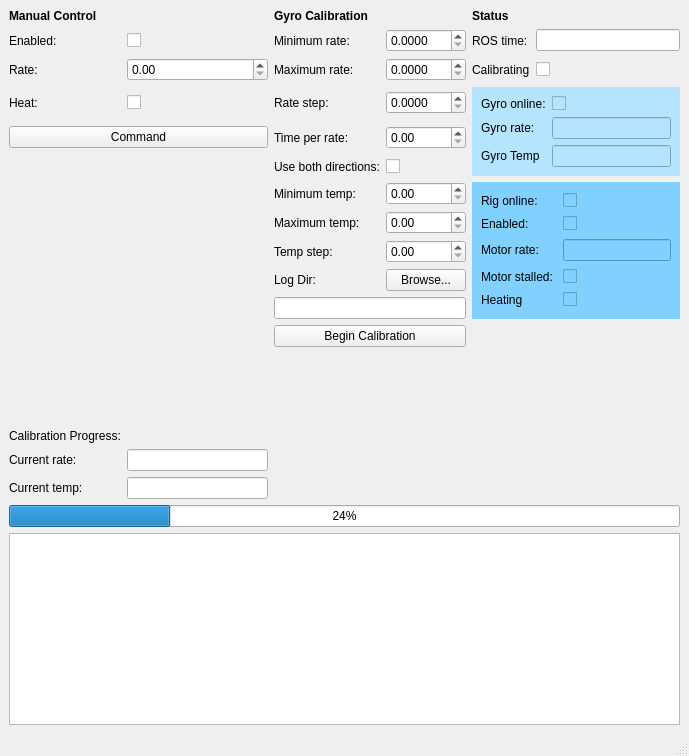
Above: gyro_cal_gui/src/rig_gui.ui from osu-uwrt/gyro_cal_rig before the change. Below: the same form after it.
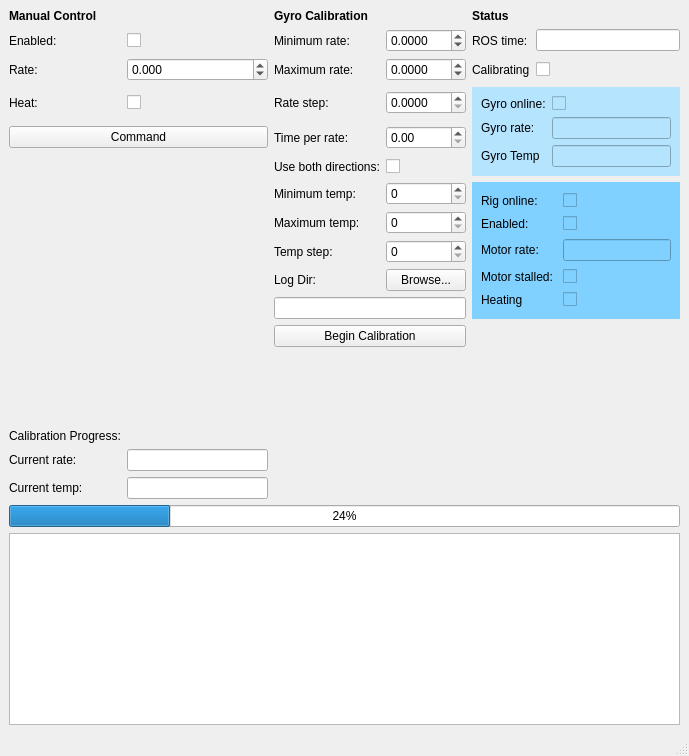
That is the form after the change.

The edit to the form file:
```diff
--- a/gyro_cal_gui/src/rig_gui.ui
+++ b/gyro_cal_gui/src/rig_gui.ui
@@ -57,7 +57,17 @@
      </widget>
     </item>
     <item row="2" column="1">
-     <widget class="QDoubleSpinBox" name="uiRigManualRate"/>
+     <widget class="QDoubleSpinBox" name="uiRigManualRate">
+      <property name="decimals">
+       <number>3</number>
+      </property>
+      <property name="minimum">
+       <double>-1.000000000000000</double>
+      </property>
+      <property name="maximum">
+       <double>1.000000000000000</double>
+      </property>
+     </widget>
     </item>
     <item row="11" column="2" colspan="2">
      <widget class="QPushButton" name="uiRigStartCal">
@@ -85,6 +95,9 @@
       <property name="decimals">
        <number>4</number>
       </property>
+      <property name="minimum">
+       <double>-1.000000000000000</double>
+      </property>
       <property name="maximum">
        <double>1.000000000000000</double>
       </property>
@@ -161,14 +174,14 @@
       </property>
      </widget>
     </item>
-    <item row="8" column="3">
-     <widget class="QDoubleSpinBox" name="uiRigTempStep"/>
-    </item>
     <item row="2" column="3">
      <widget class="QDoubleSpinBox" name="uiRigMaxRate">
       <property name="decimals">
        <number>4</number>
       </property>
+      <property name="minimum">
+       <double>-1.000000000000000</double>
+      </property>
       <property name="maximum">
        <double>1.000000000000000</double>
       </property>
@@ -278,9 +291,6 @@
       </property>
      </widget>
     </item>
-    <item row="6" column="3">
-     <widget class="QDoubleSpinBox" name="uiRigMinTemp"/>
-    </item>
     <item row="5" column="3">
      <widget class="QCheckBox" name="uiRigUseBothDirs">
       <property name="text">
@@ -353,9 +363,6 @@
       </property>
      </widget>
     </item>
-    <item row="7" column="3">
-     <widget class="QDoubleSpinBox" name="uiRigMaxTemp"/>
-    </item>
     <item row="9" column="2">
      <widget class="QLabel" name="label_28">
       <property name="text">
@@ -471,6 +478,27 @@
       </layout>
      </widget>
     </item>
+    <item row="6" column="3">
+     <widget class="QSpinBox" name="uiRigMinTemp">
+      <property name="maximum">
+       <number>20000</number>
+      </property>
+     </widget>
+    </item>
+    <item row="7" column="3">
+     <widget class="QSpinBox" name="uiRigMaxTemp">
+      <property name="maximum">
+       <number>20000</number>
+      </property>
+     </widget>
+    </item>
+    <item row="8" column="3">
+     <widget class="QSpinBox" name="uiRigTempStep">
+      <property name="maximum">
+       <number>20000</number>
+      </property>
+     </widget>
+    </item>
    </layout>
   </widget>
   <widget class="QStatusBar" name="statusbar"/>
```
Left out of the diff: 6 changed lines with no effect on the pictures.
